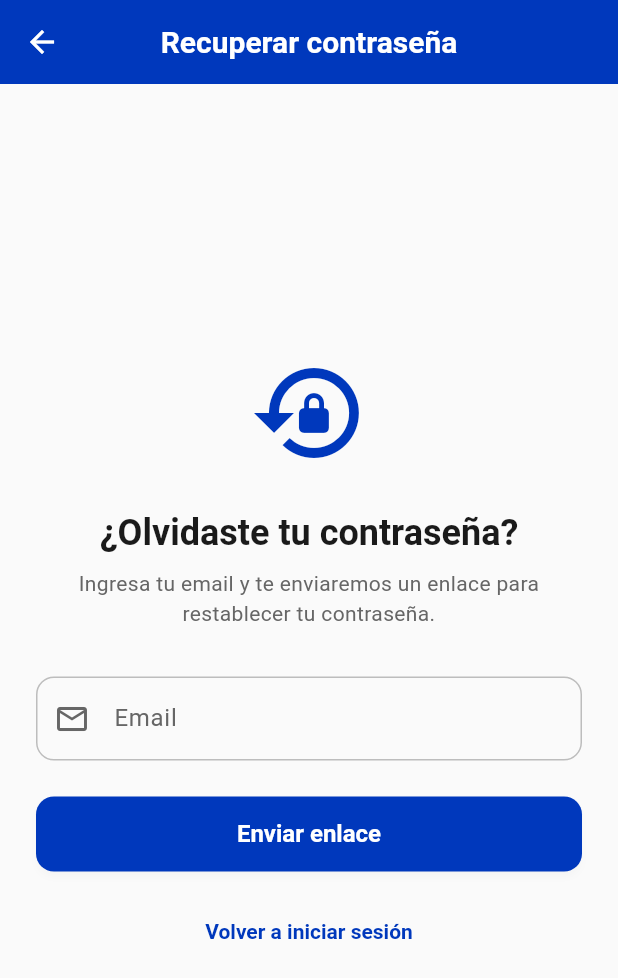
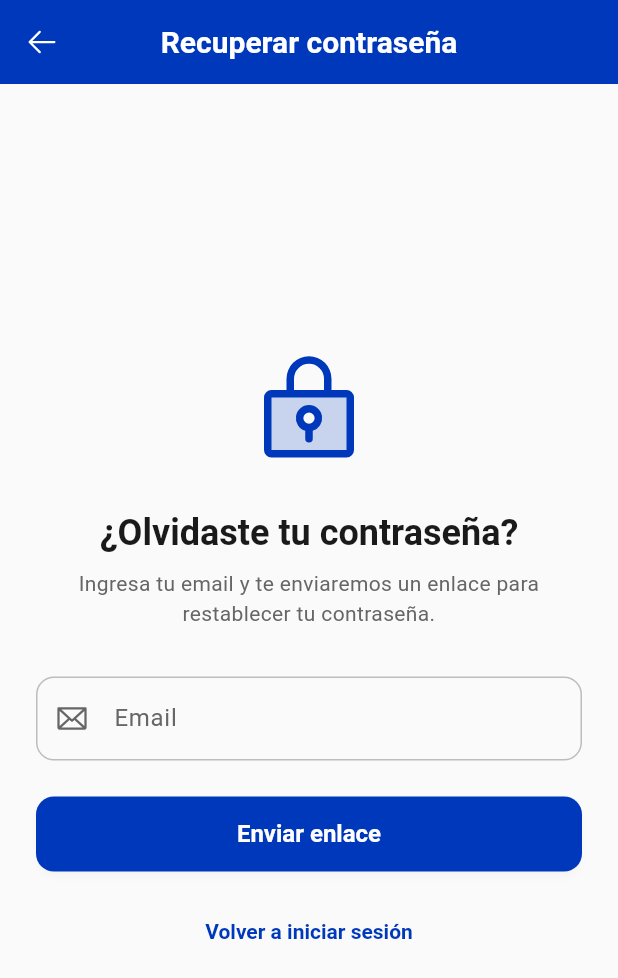
Before and after one commit to zdenc0de/finding-out, a Flutter app: the EmailVerificationScreen screen opened by its route, after a tap on "Ir a iniciar sesión", after a tap on "¿Olvidaste tu contraseña?", on a phone screen of 412 x 824 dp. Shown: the top 978 px of the screen. Run offline on Flutter 3.47's test engine with Material 3 defaults, Android fonts, the phone set to English and light mode, and no system bars; our stand-ins replace flutter_dotenv, flutter_riverpod, go_router, phosphor_flutter, supabase_flutter; accounts and stored records are empty.

Commit message:
migrar iconos a Phosphor Icons

```diff
--- a/lib/core/config/router_config.dart
+++ b/lib/core/config/router_config.dart
@@ -4,6 +4,7 @@
 import 'package:flutter/material.dart';
 import 'package:flutter_riverpod/flutter_riverpod.dart';
 import 'package:go_router/go_router.dart';
+import 'package:phosphor_flutter/phosphor_flutter.dart';
 
 import '../../features/auth/presentation/providers/auth_provider.dart';
 import '../../features/auth/presentation/screens/email_verification_screen.dart';
@@ -235,8 +236,8 @@ final routerProvider = Provider<GoRouter>((ref) {
         child: Column(
           mainAxisAlignment: MainAxisAlignment.center,
           children: [
-            const Icon(
-              Icons.error_outline,
+            Icon(
+              PhosphorIcons.warning(PhosphorIconsStyle.duotone),
               size: 64,
               color: Colors.red,
             ),
--- a/lib/features/auth/presentation/screens/email_verification_screen.dart
+++ b/lib/features/auth/presentation/screens/email_verification_screen.dart
@@ -4,6 +4,7 @@
 import 'package:flutter/material.dart';
 import 'package:flutter_riverpod/flutter_riverpod.dart';
 import 'package:go_router/go_router.dart';
+import 'package:phosphor_flutter/phosphor_flutter.dart';
 
 import '../../../../core/config/router_config.dart';
 import '../../../../core/theme/app_colors.dart';
@@ -86,7 +87,7 @@ class _EmailVerificationScreenState extends ConsumerState<EmailVerificationScree
     return Scaffold(
       appBar: AppBar(
         leading: IconButton(
-          icon: const Icon(Icons.arrow_back),
+          icon: Icon(PhosphorIcons.arrowLeft()),
           onPressed: () => context.go(AppRoutes.login),
         ),
         title: const Text('Verificar email'),
@@ -101,7 +102,7 @@ class _EmailVerificationScreenState extends ConsumerState<EmailVerificationScree
               children: [
                 // Icono
                 Icon(
-                  Icons.mark_email_unread,
+                  PhosphorIcons.envelopeOpen(PhosphorIconsStyle.duotone),
                   size: 80,
                   color: Theme.of(context).colorScheme.primary,
                 ),
@@ -145,19 +146,19 @@ class _EmailVerificationScreenState extends ConsumerState<EmailVerificationScree
                     children: [
                       _buildInstructionRow(
                         context,
-                        Icons.inbox,
+                        PhosphorIcons.tray(),
                         'Revisa tu bandeja de entrada',
                       ),
                       const SizedBox(height: 12),
                       _buildInstructionRow(
                         context,
-                        Icons.touch_app,
+                        PhosphorIcons.cursorClick(),
                         'Haz clic en el enlace de verificación',
                       ),
                       const SizedBox(height: 12),
                       _buildInstructionRow(
                         context,
-                        Icons.login,
+                        PhosphorIcons.signIn(),
                         'Vuelve aquí e inicia sesión',
                       ),
                     ],
@@ -180,7 +181,7 @@ class _EmailVerificationScreenState extends ConsumerState<EmailVerificationScree
                               color: Theme.of(context).colorScheme.primary,
                             ),
                           )
-                        : const Icon(Icons.refresh),
+                        : Icon(PhosphorIcons.arrowClockwise()),
                     label: Text(
                       _canResend
                           ? 'Reenviar email'
@@ -203,7 +204,7 @@ class _EmailVerificationScreenState extends ConsumerState<EmailVerificationScree
                   mainAxisAlignment: MainAxisAlignment.center,
                   children: [
                     Icon(
-                      Icons.info_outline,
+                      PhosphorIcons.info(),
                       size: 16,
                       color: Theme.of(context).colorScheme.onSurfaceVariant,
                     ),
@@ -226,7 +227,7 @@ class _EmailVerificationScreenState extends ConsumerState<EmailVerificationScree
     );
   }
 
-  Widget _buildInstructionRow(BuildContext context, IconData icon, String text) {
+  Widget _buildInstructionRow(BuildContext context, PhosphorIconData icon, String text) {
     return Row(
       children: [
         Icon(
--- a/lib/features/auth/presentation/screens/forgot_password_screen.dart
+++ b/lib/features/auth/presentation/screens/forgot_password_screen.dart
@@ -4,6 +4,7 @@
 import 'package:flutter/material.dart';
 import 'package:flutter_riverpod/flutter_riverpod.dart';
 import 'package:go_router/go_router.dart';
+import 'package:phosphor_flutter/phosphor_flutter.dart';
 
 import '../../../../core/config/router_config.dart';
 import '../../../../core/theme/app_colors.dart';
@@ -65,7 +66,7 @@ class _ForgotPasswordScreenState extends ConsumerState<ForgotPasswordScreen> {
     return Scaffold(
       appBar: AppBar(
         leading: IconButton(
-          icon: const Icon(Icons.arrow_back),
+          icon: Icon(PhosphorIcons.arrowLeft()),
           onPressed: () => context.go(AppRoutes.login),
         ),
         title: const Text('Recuperar contraseña'),
@@ -90,7 +91,7 @@ class _ForgotPasswordScreenState extends ConsumerState<ForgotPasswordScreen> {
         children: [
           // Icono
           Icon(
-            Icons.lock_reset,
+            PhosphorIcons.lockKey(PhosphorIconsStyle.duotone),
             size: 80,
             color: Theme.of(context).colorScheme.primary,
           ),
@@ -119,9 +120,9 @@ class _ForgotPasswordScreenState extends ConsumerState<ForgotPasswordScreen> {
             keyboardType: TextInputType.emailAddress,
             textInputAction: TextInputAction.done,
             onFieldSubmitted: (_) => _handleResetPassword(),
-            decoration: const InputDecoration(
+            decoration: InputDecoration(
               labelText: 'Email',
-              prefixIcon: Icon(Icons.email_outlined),
+              prefixIcon: Icon(PhosphorIcons.envelope()),
             ),
             validator: Validators.validateEmail,
           ),
@@ -160,8 +161,8 @@ class _ForgotPasswordScreenState extends ConsumerState<ForgotPasswordScreen> {
       crossAxisAlignment: CrossAxisAlignment.stretch,
       children: [
         // Icono de éxito
-        const Icon(
-          Icons.mark_email_read,
+        Icon(
+          PhosphorIcons.envelopeSimpleOpen(PhosphorIconsStyle.duotone),
           size: 80,
           color: AppColors.success,
         ),
--- a/lib/features/auth/presentation/screens/login_screen.dart
+++ b/lib/features/auth/presentation/screens/login_screen.dart
@@ -4,6 +4,7 @@
 import 'package:flutter/material.dart';
 import 'package:flutter_riverpod/flutter_riverpod.dart';
 import 'package:go_router/go_router.dart';
+import 'package:phosphor_flutter/phosphor_flutter.dart';
 
 import '../../../../core/config/router_config.dart';
 import '../../../../core/theme/app_colors.dart';
@@ -43,8 +44,8 @@ class _LoginScreenState extends ConsumerState<LoginScreen> {
     showDialog(
       context: context,
       builder: (context) => AlertDialog(
-        icon: const Icon(
-          Icons.mark_email_unread,
+        icon: Icon(
+          PhosphorIcons.envelopeOpen(PhosphorIconsStyle.duotone),
           color: AppColors.warning,
           size: 48,
         ),
@@ -132,7 +133,7 @@ class _LoginScreenState extends ConsumerState<LoginScreen> {
                 children: [
                   // Logo - Usa color primario del tema
                   Icon(
-                    Icons.explore,
+                    PhosphorIcons.compassRose(PhosphorIconsStyle.duotone),
                     size: 80,
                     color: Theme.of(context).colorScheme.primary,
                   ),
@@ -161,9 +162,9 @@ class _LoginScreenState extends ConsumerState<LoginScreen> {
                     controller: _emailController,
                     keyboardType: TextInputType.emailAddress,
                     textInputAction: TextInputAction.next,
-                    decoration: const InputDecoration(
+                    decoration: InputDecoration(
                       labelText: 'Email',
-                      prefixIcon: Icon(Icons.email_outlined),
+                      prefixIcon: Icon(PhosphorIcons.envelope()),
                     ),
                     validator: Validators.validateEmail,
                   ),
@@ -176,12 +177,12 @@ class _LoginScreenState extends ConsumerState<LoginScreen> {
                     onFieldSubmitted: (_) => _handleLogin(),
                     decoration: InputDecoration(
                       labelText: 'Contraseña',
-                      prefixIcon: const Icon(Icons.lock_outlined),
+                      prefixIcon: Icon(PhosphorIcons.lock()),
                       suffixIcon: IconButton(
                         icon: Icon(
                           _obscurePassword
-                              ? Icons.visibility_outlined
-                              : Icons.visibility_off_outlined,
+                              ? PhosphorIcons.eye()
+                              : PhosphorIcons.eyeSlash(),
                         ),
                         onPressed: () {
                           setState(() {
--- a/lib/features/auth/presentation/screens/splash_screen.dart
+++ b/lib/features/auth/presentation/screens/splash_screen.dart
@@ -2,6 +2,7 @@
 // Pantalla de splash durante verificación de autenticación
 
 import 'package:flutter/material.dart';
+import 'package:phosphor_flutter/phosphor_flutter.dart';
 
 class SplashScreen extends StatelessWidget {
   const SplashScreen({super.key});
@@ -14,7 +15,7 @@ class SplashScreen extends StatelessWidget {
           mainAxisAlignment: MainAxisAlignment.center,
           children: [
             Icon(
-              Icons.explore,
+              PhosphorIcons.compassRose(PhosphorIconsStyle.duotone),
               size: 80,
               color: Theme.of(context).colorScheme.primary,
             ),
--- a/pubspec.yaml
+++ b/pubspec.yaml
@@ -36,6 +36,7 @@ dependencies:
   uuid: ^4.5.1
   json_annotation: ^4.9.0 # <--- AGREGADO
   flutter_dotenv: ^5.1.0  # Variables de entorno
+  phosphor_flutter: ^2.1.0
 
 dev_dependencies:
   flutter_test:
```
Also changed, not shown: lib/features/auth/presentation/screens/register_screen.dart (+17 -16 lines), lib/features/auth/presentation/screens/reset_password_screen.dart (+8 -7 lines), lib/features/events/presentation/screens/event_detail_screen.dart (+10 -9 lines), lib/features/events/presentation/screens/events_home_screen.dart (+7 -6 lines), lib/features/events/presentation/widgets/category_section.dart (+16 -15 lines), lib/features/events/presentation/widgets/event_card.dart (+4 -3 lines), lib/features/home/presentation/screens/home_screen.dart (+4 -3 lines), lib/features/profile/presentation/screens/edit_profile_screen.dart (+10 -9 lines), lib/features/profile/presentation/screens/profile_screen.dart (+6 -5 lines), pubspec.lock.
